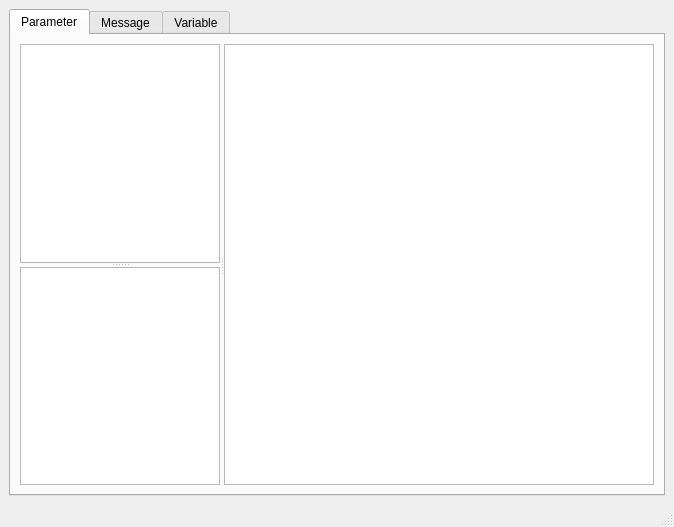
Before: the Qt Designer form mainwindow.ui in coreanq/table_editor3, drawn with Qt 5.
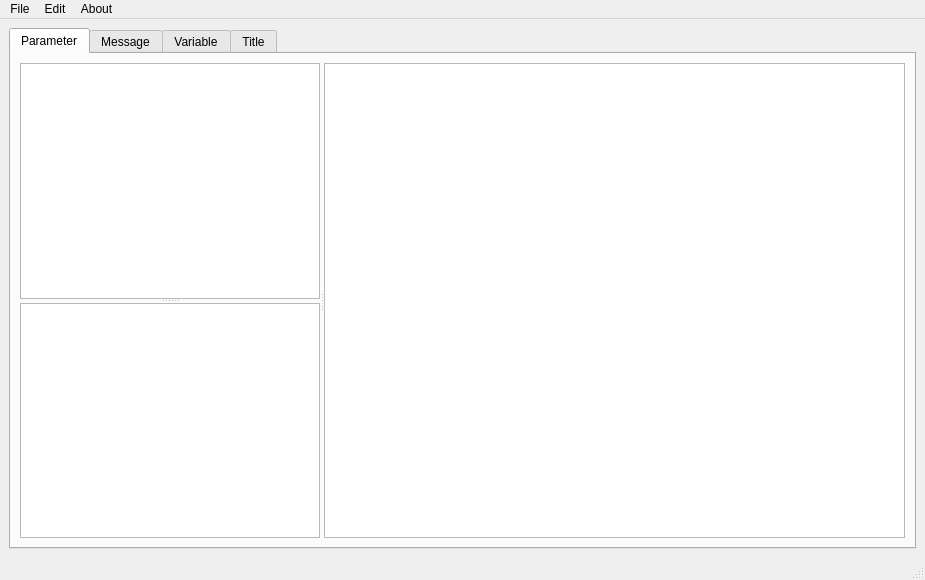
After: the same form once the commit is applied.

```diff
--- a/mainwindow.ui
+++ b/mainwindow.ui
@@ -6,8 +6,8 @@
    <rect>
     <x>0</x>
     <y>0</y>
-    <width>674</width>
-    <height>527</height>
+    <width>925</width>
+    <height>580</height>
    </rect>
   </property>
   <property name="windowTitle">
@@ -33,7 +33,7 @@
           <widget class="QSplitter" name="splitter">
            <property name="maximumSize">
             <size>
-             <width>200</width>
+             <width>300</width>
              <height>16777215</height>
             </size>
            </property>
@@ -43,7 +43,7 @@
            <widget class="QTableView" name="viewGroup">
             <property name="maximumSize">
              <size>
-              <width>200</width>
+              <width>300</width>
               <height>16777215</height>
              </size>
             </property>
@@ -51,7 +51,7 @@
            <widget class="QTableView" name="viewGroupInfo">
             <property name="maximumSize">
              <size>
-              <width>200</width>
+              <width>300</width>
               <height>16777215</height>
              </size>
             </property>
@@ -100,6 +100,16 @@
         </item>
        </layout>
       </widget>
+      <widget class="QWidget" name="tabTitle">
+       <attribute name="title">
+        <string>Title</string>
+       </attribute>
+       <layout class="QGridLayout" name="gridLayout_5">
+        <item row="0" column="0">
+         <widget class="QTableView" name="viewTitle"/>
+        </item>
+       </layout>
+      </widget>
      </widget>
     </item>
    </layout>
@@ -109,10 +119,33 @@
     <rect>
      <x>0</x>
      <y>0</y>
-     <width>674</width>
+     <width>925</width>
      <height>21</height>
     </rect>
    </property>
+   <widget class="QMenu" name="menuFile">
+    <property name="title">
+     <string>File</string>
+    </property>
+   </widget>
+   <widget class="QMenu" name="menuEdit">
+    <property name="title">
+     <string>Edit</string>
+    </property>
+    <addaction name="actionCooy_c"/>
+    <addaction name="actionPaste"/>
+    <addaction name="actionInsert"/>
+    <addaction name="actionDelete"/>
+    <addaction name="actionFind"/>
+   </widget>
+   <widget class="QMenu" name="menuAbout">
+    <property name="title">
+     <string>About</string>
+    </property>
+   </widget>
+   <addaction name="menuFile"/>
+   <addaction name="menuEdit"/>
+   <addaction name="menuAbout"/>
   </widget>
   <widget class="QStatusBar" name="statusbar"/>
  </widget>
```
Left out of the diff: 25 changed lines with no effect on the pictures.
